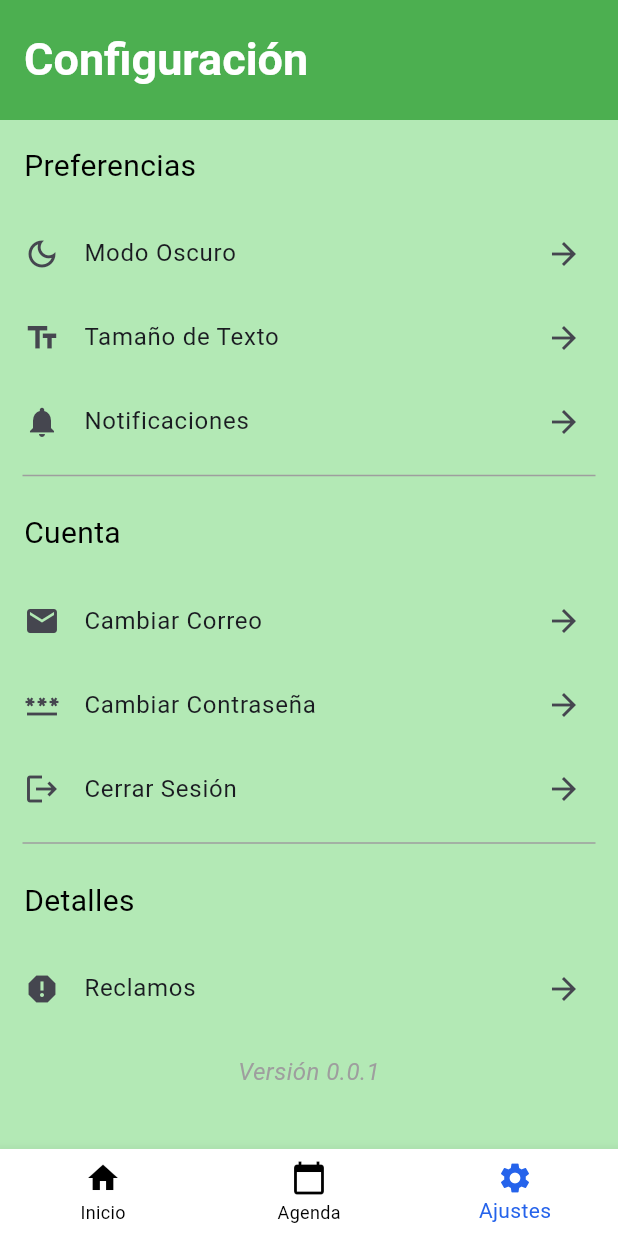
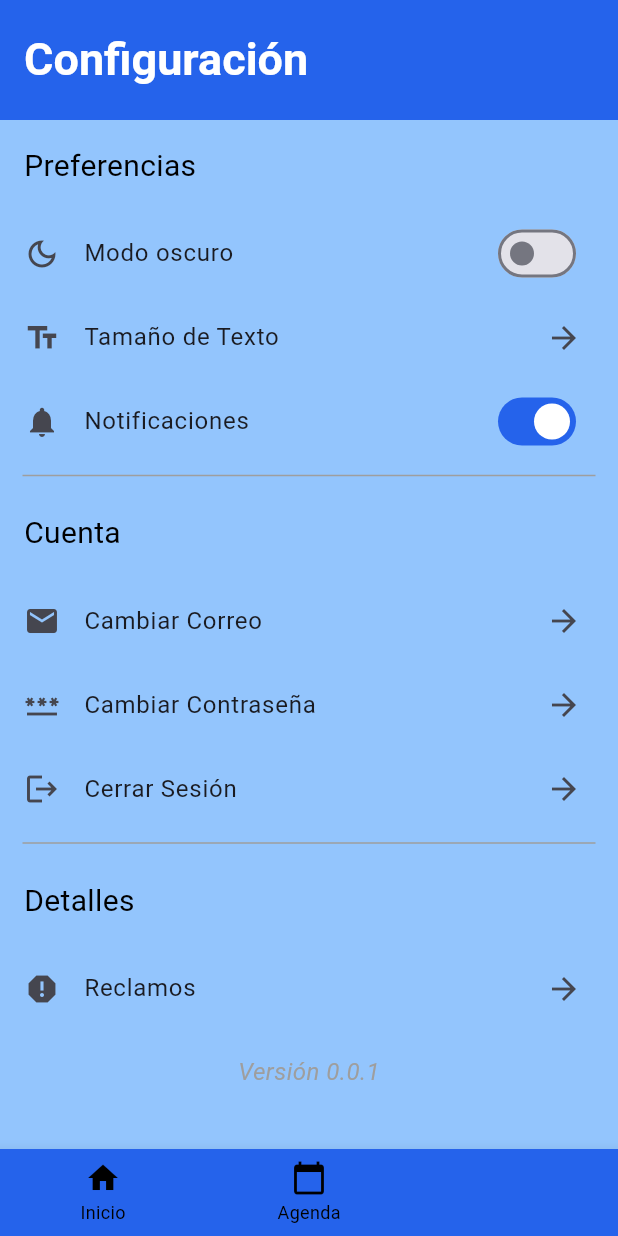
Before and after one commit to danielmnz/therafy_app, a Flutter app: the screen it shows after launch, item 3 of the bottom bar chosen, on a phone screen of 412 x 824 dp. Run offline on Flutter 3.47's test engine with Material 3 defaults, Android fonts, the phone set to English and light mode, and no system bars; our stand-ins replace shared_preferences, table_calendar.

Commit message:
storageService, settingsModel y SettingsVideModel, intento de modo oscuro

```diff
--- /dev/null
+++ b/lib/core/services/storage_service.dart
@@ -0,0 +1,24 @@
+import 'package:shared_preferences/shared_preferences.dart';
+
+class StorageService {
+  static late SharedPreferences _prefs;
+
+  static Future<void> init() async {
+    _prefs = await SharedPreferences.getInstance();
+  }
+
+
+  //modo oscuro
+  static Future<void> saveDarkMode(bool value) async =>
+      _prefs.setBool('dark_mode', value);
+
+  static bool getDarkMode() =>
+      _prefs.getBool('dark_mode') ?? false;
+
+  //notificaciones
+  static Future<void> saveNotifications(bool value) async =>
+      _prefs.setBool('notifications_enabled', value);
+
+  static bool getNotifications() =>
+      _prefs.getBool('notifications_enabled') ?? true;
+}
--- a/lib/main.dart
+++ b/lib/main.dart
@@ -1,30 +1,60 @@
 import 'package:flutter/material.dart';
-import 'package:therafy_app/ui/screens/home_screen.dart';
+import 'package:provider/provider.dart';
+import 'package:therafy_app/core/services/storage_service.dart';
+import 'package:therafy_app/models/settings_viewmodel.dart';
 import 'package:therafy_app/ui/screens/splash_screen.dart';
-import 'package:therafy_app/ui/widgets/bottom_navigation.dart';
 
-void main() {
-  runApp(const MyApp());
+void main() async {
+  //lab6
+  WidgetsFlutterBinding.ensureInitialized();
+  await StorageService.init();
+
+  runApp(
+    MultiProvider(
+      providers: [ChangeNotifierProvider(create: (_) => SettingsViewModel())],
+      child: const MyApp(),
+    ),
+  );
 }
 
 class MyApp extends StatelessWidget {
   const MyApp({super.key});
 
-  // This widget is the root of your application.
   @override
   Widget build(BuildContext context) {
+    final settings = context.watch<SettingsViewModel>();
+
     return MaterialApp(
       title: 'Therafy App',
       theme: ThemeData(
-        useMaterial3: true, //diseño más reciente flutter
+        useMaterial3: true,
         colorScheme: ColorScheme.fromSeed(
           seedColor: const Color.fromARGB(255, 37, 99, 235),
           primary: const Color.fromARGB(255, 37, 99, 235),
           secondary: const Color.fromARGB(255, 147, 197, 253),
         ),
+        cardTheme: CardThemeData(
+          color: Colors.white,
+        ),
       ),
-      debugShowCheckedModeBanner: false, //quitar el debug de la esquina
-      //home: const NavigationScreenBottom(),
+
+      debugShowCheckedModeBanner: false,
+
+      darkTheme: ThemeData(
+        useMaterial3: true,
+        colorScheme: ColorScheme.fromSeed(
+          seedColor: const Color.fromARGB(255, 12, 36, 56),
+          primary: const Color.fromARGB(255, 12, 36, 56),
+          secondary: const Color.fromARGB(255, 28, 85, 131),
+        ),
+        cardTheme: CardThemeData(
+          color: Colors.black,
+          //falta que el color del texto se cambie tambien, porque cambia solo el fondo por ahora, investigar
+        ),
+      ),
+
+      themeMode: settings.themeMode,
+
       home: const SplashScreen(),
     );
   }
--- /dev/null
+++ b/lib/models/settings_viewmodel.dart
@@ -0,0 +1,38 @@
+import 'package:flutter/material.dart';
+import '../core/services/storage_service.dart';
+
+class SettingsViewModel extends ChangeNotifier {
+  bool _darkMode = false;
+  bool _notifications = true;
+
+  bool get darkMode => _darkMode;
+  bool get notifications => _notifications;
+
+  ThemeMode get themeMode => _darkMode ? ThemeMode.dark : ThemeMode.light; //pal modo oscuro real
+
+  SettingsViewModel() {
+    _loadSettings();
+  }
+
+  void _loadSettings() {
+    _darkMode = StorageService.getDarkMode();
+    _notifications = StorageService.getNotifications();
+  }
+
+  void toggleDarkMode(bool value) {
+    _darkMode = value; //si es true o false
+    StorageService.saveDarkMode(value);
+    notifyListeners();
+  }
+
+  void toggleNotifications(bool value) {
+    _notifications = value; //si es true o false
+    StorageService.saveNotifications(value);
+    notifyListeners();
+  }
+
+  void refreshSettings() {
+    _loadSettings();
+    notifyListeners();
+  }
+}
--- a/lib/ui/screens/calendar_screen.dart
+++ b/lib/ui/screens/calendar_screen.dart
@@ -15,7 +15,7 @@ class _CalendarScreenState extends State<CalendarScreen> {
   @override
   Widget build(BuildContext context) {
     return Scaffold(
-      backgroundColor: const Color.fromARGB(255, 179, 233, 181),
+      backgroundColor: Theme.of(context).colorScheme.secondary, //uso del themedata
       appBar: AppBar(
         title: Text(
           'Calendario',
@@ -25,7 +25,7 @@ class _CalendarScreenState extends State<CalendarScreen> {
             color: Colors.white,
           ),
         ),
-        backgroundColor: const Color.fromARGB(255, 76, 175, 80),
+        backgroundColor: Theme.of(context).colorScheme.primary, //uso del themedata
         toolbarHeight: 80, //tamaño de la barra
       ),
       body: Column(
--- a/lib/ui/screens/settings_screen.dart
+++ b/lib/ui/screens/settings_screen.dart
@@ -1,12 +1,18 @@
 import 'package:flutter/material.dart';
+import 'package:provider/provider.dart';
+import 'package:therafy_app/models/settings_viewmodel.dart';
 
 class SettingsScreen extends StatelessWidget {
   const SettingsScreen({super.key});
 
   @override
   Widget build(BuildContext context) {
+
+    final settings = context.watch<SettingsViewModel>();
+
+
     return Scaffold(
-      backgroundColor: const Color.fromARGB(255, 179, 233, 181),
+      backgroundColor: Theme.of(context).colorScheme.secondary, //uso del themedata
       appBar: AppBar(
         title: Text(
           'Configuración',
@@ -16,7 +22,7 @@ class SettingsScreen extends StatelessWidget {
             color: Colors.white,
           ),
         ),
-        backgroundColor: const Color.fromARGB(255, 76, 175, 80),
+        backgroundColor: Theme.of(context).colorScheme.primary, //uso del themedata
         toolbarHeight: 80, //tamaño de la barra
       ),
 
@@ -33,15 +39,18 @@ class SettingsScreen extends StatelessWidget {
             ),
           ),
 
-          ListTile(
-            leading: Icon(Icons.dark_mode_outlined),
-            title: Text(
-              "Modo Oscuro",
+          SwitchListTile(
+            secondary: const Icon(Icons.dark_mode_outlined),
+            title: const Text(
+              "Modo oscuro",
               style: TextStyle(
                 fontSize: 16,
-              ),
+              )
             ),
-            trailing: Icon(Icons.arrow_forward),
+            value: settings.darkMode,
+            onChanged: (value) {
+              context.read<SettingsViewModel>().toggleDarkMode(value);
+            },
           ),
 
           ListTile(
@@ -55,15 +64,13 @@ class SettingsScreen extends StatelessWidget {
             trailing: Icon(Icons.arrow_forward),
           ),
 
-          ListTile(
-            leading: Icon(Icons.notifications),
-            title: Text(
-              "Notificaciones",
-              style: TextStyle(
-                fontSize: 16,
-              ),
-            ),
-            trailing: Icon(Icons.arrow_forward),
+          SwitchListTile(
+            secondary: const Icon(Icons.notifications),
+            title: const Text("Notificaciones",),
+            value: settings.notifications,
+            onChanged: (value) {
+              context.read<SettingsViewModel>().toggleNotifications(value);
+            },
           ),
 
           Divider(color: Colors.grey, indent: 15, endIndent: 15),
--- a/lib/ui/widgets/bottom_navigation.dart
+++ b/lib/ui/widgets/bottom_navigation.dart
@@ -32,7 +32,7 @@ class _NavigationScreenBottomState extends State<NavigationScreenBottom> {
         currentIndex: selectedIndex,
         selectedItemColor: Theme.of(context).colorScheme.primary,
         unselectedItemColor: Colors.black, //color cuando no se selecciona el item
-        backgroundColor: Colors.white,
+        backgroundColor: Theme.of(context).colorScheme.primary, //uso del themedata
         onTap: onItemTapped,
         items: const [
           BottomNavigationBarItem(
--- a/pubspec.yaml
+++ b/pubspec.yaml
@@ -39,6 +39,8 @@ dependencies:
 
   group_list_view: ^1.1.1
   flutter_splash_screen: ^4.0.0
+  provider: ^6.1.5+1
+  shared_preferences: ^2.5.5
 
 dev_dependencies:
   flutter_test:
```
Also changed, not shown: lib/models/settings_model.dart (added, +9 -0 lines), pubspec.lock, 1 other file.
